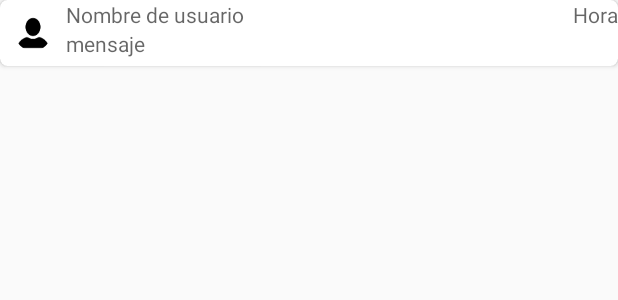
After one commit to sanmartin98/WantFood, an Android app: the layout card_view_mensajes.xml on its own in the app's theme, with its tools: preview values and no code run, on a phone screen of 412 x 824 dp. The commit adds this screen. Shown: the top 300 px of the screen. Run offline under Robolectric (Android 15) with nearby library versions, the phone set to English and light mode, and no system bars.

Commit message:
Merge branch 'master' of C:\Users\Usuario\AndroidStudioProjects\WantFood with conflicts.

```diff
--- a/app/src/main/java/com/example/usuario/wantfood/Activitys/Activity_Principal.java
+++ b/app/src/main/java/com/example/usuario/wantfood/Activitys/Activity_Principal.java
@@ -21,6 +21,7 @@ import android.widget.FrameLayout;
 import android.widget.Toast;
 
 import com.example.usuario.wantfood.Fragments.FragmentOrdenes;
+import com.example.usuario.wantfood.Fragments.ChatClienteFragment;
 import com.example.usuario.wantfood.Fragments.OrderFragment;
 import com.example.usuario.wantfood.Fragments.ProfileFragment;
 import com.example.usuario.wantfood.ManejoUser;
@@ -57,6 +58,7 @@ public class Activity_Principal extends AppCompatActivity
 
         ProfileFragment fragment = new ProfileFragment();
         getSupportFragmentManager().beginTransaction().replace(R.id.contenedor, fragment).commit();
+
     }
 
     @Override
--- a/app/src/main/java/com/example/usuario/wantfood/Fragments/ProfileFragment.java
+++ b/app/src/main/java/com/example/usuario/wantfood/Fragments/ProfileFragment.java
@@ -21,6 +21,7 @@ public class ProfileFragment extends Fragment {
     private TextView tvName, tvEmail, tvCedula, tvPlaca;
     private ManejoUser mn = new ManejoUser();
     private View view;
+    public static String m1;
 
     @Override
     public View onCreateView(LayoutInflater inflater, ViewGroup container,
@@ -39,6 +40,7 @@ public class ProfileFragment extends Fragment {
                 for (DataSnapshot mensajeros : dataSnapshot.getChildren()){
                     Mensajero mensajero = mensajeros.getValue(Mensajero.class);
                     if(mn.firebaseUser.getEmail().equals(mensajero.getEmail())){
+                        m1 = mensajero.getNombre();
                         tvName.setText(mensajero.getNombre());
                         tvEmail.setText(mensajero.getEmail());
                         tvCedula.setText(mensajero.getCedula());
--- /dev/null
+++ b/app/src/main/res/layout/card_view_mensajes.xml
@@ -0,0 +1,53 @@
+<?xml version="1.0" encoding="utf-8"?>
+<android.support.v7.widget.CardView
+    xmlns:android="http://schemas.android.com/apk/res/android"
+    xmlns:cardView = "http://schemas.android.com/apk/res-auto"
+    android:layout_width="match_parent"
+    android:layout_height="wrap_content"
+    cardView:cardCornerRadius="5sp">
+
+    <android.support.v7.widget.LinearLayoutCompat
+        android:layout_width="match_parent"
+        android:layout_height="wrap_content">
+        <android.support.v7.widget.LinearLayoutCompat
+            android:layout_width="wrap_content"
+            android:layout_height="wrap_content"
+            android:padding="10sp">
+            <de.hdodenhof.circleimageview.CircleImageView
+                android:layout_width="24sp"
+                android:layout_height="24sp"
+                android:src="@drawable/ic_user"
+                android:id="@+id/ciFotoPerfil2"/>
+        </android.support.v7.widget.LinearLayoutCompat>
+
+        <android.support.v7.widget.LinearLayoutCompat
+            android:layout_width="match_parent"
+            android:layout_height="wrap_content"
+            android:orientation="vertical">
+            <android.support.v7.widget.LinearLayoutCompat
+                android:layout_width="match_parent"
+                android:layout_height="wrap_content">
+                <TextView
+                    android:layout_width="wrap_content"
+                    android:layout_height="wrap_content"
+                    android:hint="Nombre de usuario"
+                    android:layout_weight="1"
+                    android:id="@+id/tvNameUser"/>
+                <TextView
+                    android:layout_width="wrap_content"
+                    android:layout_height="wrap_content"
+                    android:hint="Hora"
+                    android:id="@+id/tvHoraM"/>
+            </android.support.v7.widget.LinearLayoutCompat>
+
+            <TextView
+                android:layout_width="wrap_content"
+                android:layout_height="wrap_content"
+                android:hint="mensaje"
+                android:id="@+id/tvMensaje"/>
+        </android.support.v7.widget.LinearLayoutCompat>
+
+
+    </android.support.v7.widget.LinearLayoutCompat>
+
+</android.support.v7.widget.CardView>
--- a/app/src/main/res/values/colors.xml
+++ b/app/src/main/res/values/colors.xml
@@ -4,4 +4,5 @@
     <color name="colorPrimaryDark">#00695C</color>
     <color name="colorAccent">#FF4081</color>
     <color name="colorSubTextFaded">#80ABAAAA</color>
+    <color name="fondoChat">#669999</color>
 </resources>
--- a/build.gradle
+++ b/build.gradle
@@ -7,7 +7,7 @@ buildscript {
         jcenter()
     }
     dependencies {
-        classpath 'com.android.tools.build:gradle:3.0.1'
+        classpath 'com.android.tools.build:gradle:3.1.2'
         classpath 'com.google.gms:google-services:3.2.0'
 
 
```
Also changed, not shown: app/build.gradle (+11 -7 lines), app/src/main/java/com/example/usuario/wantfood/AdapterMensajes.java (added, +52 -0 lines), app/src/main/java/com/example/usuario/wantfood/HolderMensaje.java (added, +60 -0 lines), app/src/main/java/com/example/usuario/wantfood/Mensaje.java (added, +44 -0 lines), app/src/main/java/com/example/usuario/wantfood/MensajeEnviar.java (added, +29 -0 lines), app/src/main/java/com/example/usuario/wantfood/MensajeRecibir.java (added, +28 -0 lines), gradle/wrapper/gradle-wrapper.properties.
